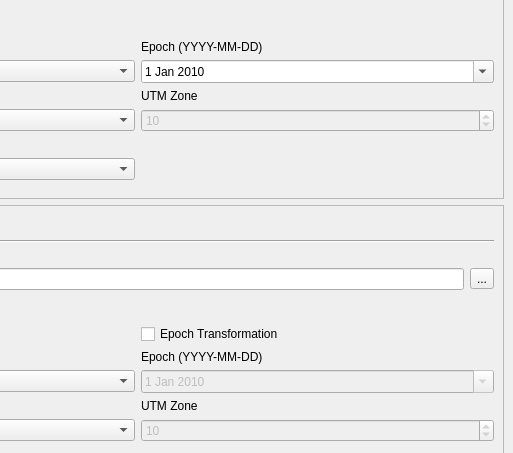
Before: the Qt Designer form las_trx/resources/mainwindow.ui in HakaiInstitute/LAS-TRX, drawn with Qt 5; both pictures show x 237 to 750 and y 114 to 567 of the 750 by 678 pixel window.
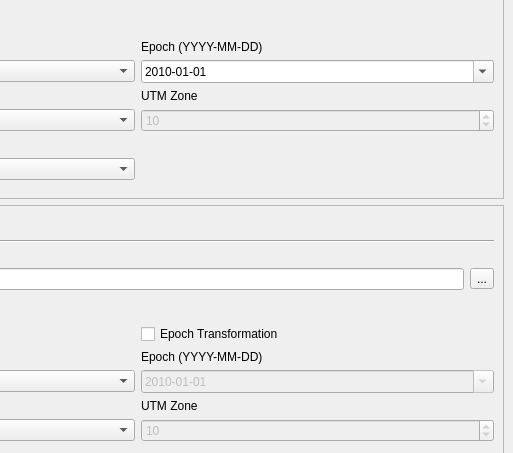
After: the same form once the commit is applied.

Commit message: Fix windows date display window

```diff
--- a/las_trx/resources/mainwindow.ui
+++ b/las_trx/resources/mainwindow.ui
@@ -223,6 +223,9 @@
               <day>3</day>
              </datetime>
             </property>
+            <property name="displayFormat">
+             <string notr="true">yyyy-MM-dd</string>
+            </property>
             <property name="calendarPopup">
              <bool>true</bool>
             </property>
@@ -531,6 +534,9 @@
               <second>0</second>
              </time>
             </property>
+            <property name="displayFormat">
+             <string notr="true">yyyy-MM-dd</string>
+            </property>
             <property name="calendarPopup">
              <bool>true</bool>
             </property>
```
The commit also changes 1 other file.
